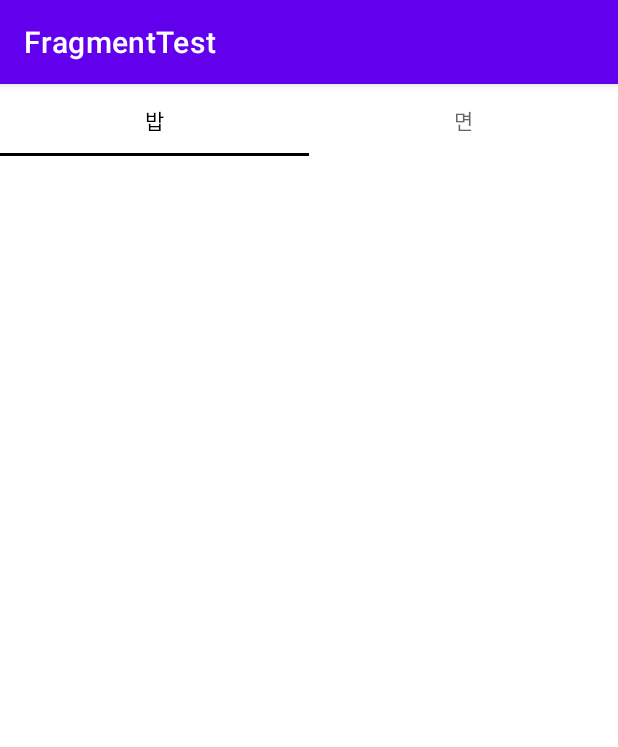
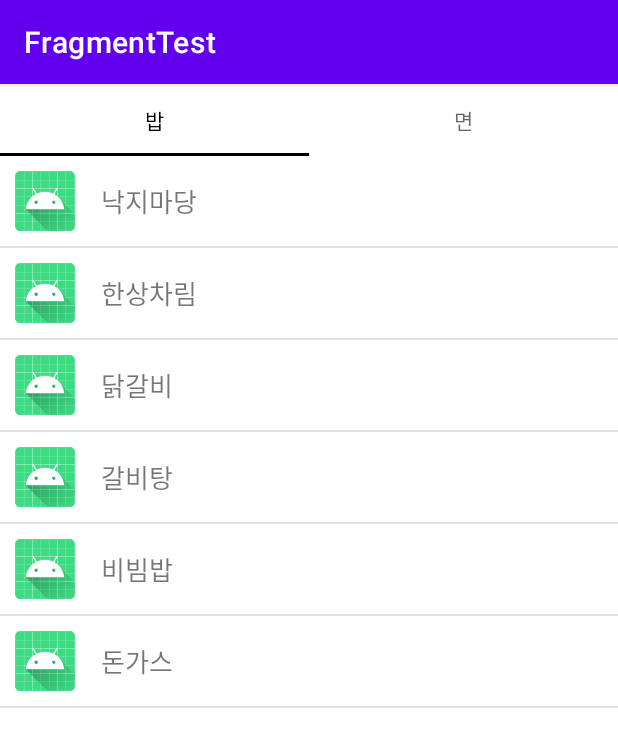
Before and after one commit to jyunz/FragmentTest, an Android app: the screen it shows after launch (MainActivity), on a phone screen of 412 x 824 dp. Shown: the top 747 px of the screen. Run offline under Robolectric (Android 15) with nearby library versions, the phone set to English and light mode, and no system bars.

```diff
--- a/app/build.gradle
+++ b/app/build.gradle
@@ -38,8 +38,6 @@ dependencies {
     implementation 'androidx.appcompat:appcompat:1.5.0'
     implementation 'com.google.android.material:material:1.6.1'
     implementation 'androidx.constraintlayout:constraintlayout:2.1.4'
-    implementation 'com.android.support:appcompat-v7:28.0.0'
-    implementation 'com.android.support.constraint:constraint-layout:2.0.4'
     testImplementation 'junit:junit:4.13.2'
     androidTestImplementation 'androidx.test.ext:junit:1.1.3'
     androidTestImplementation 'androidx.test.espresso:espresso-core:3.4.0'
--- a/app/src/main/java/com/roy/fragmenttest/ViewDetailActivity.kt
+++ b/app/src/main/java/com/roy/fragmenttest/ViewDetailActivity.kt
@@ -1,6 +1,6 @@
 package com.roy.fragmenttest
 
-import android.support.v7.app.AppCompatActivity
+//import android.support.v7.app.AppCompatActivity
 import android.os.Bundle
 import com.roy.fragmenttest.data.Store
 import kotlinx.android.synthetic.main.activity_view_detail.*
--- a/app/src/main/java/com/roy/fragmenttest/adapter/FirstAdapter.kt
+++ b/app/src/main/java/com/roy/fragmenttest/adapter/FirstAdapter.kt
@@ -19,7 +19,7 @@ class FirstAdapter(
     override fun getView(position: Int, convertView: View?, parent: ViewGroup): View {
         var tempRow = convertView
         if (tempRow == null) {
-            tempRow = inflater.inflate(R.layout.fragment_first_list,null)
+            tempRow = inflater.inflate(R.layout.first_list_item,null)
         }
 
         val row = tempRow!!
--- a/app/src/main/java/com/roy/fragmenttest/adapter/SecondAdapter.kt
+++ b/app/src/main/java/com/roy/fragmenttest/adapter/SecondAdapter.kt
@@ -18,7 +18,7 @@ val mList : List<Store>) : ArrayAdapter<Store>(mContext,resId,mList) {
     override fun getView(position: Int, convertView: View?, parent: ViewGroup): View {
         var tempRow = convertView
         if (tempRow == null) {
-            tempRow = inflater.inflate(R.layout.fragment_second_list, null)
+            tempRow = inflater.inflate(R.layout.first_list_item, null)
         }
 
         val row = tempRow!!
--- a/app/src/main/java/com/roy/fragmenttest/fragment/FirstFragment.kt
+++ b/app/src/main/java/com/roy/fragmenttest/fragment/FirstFragment.kt
@@ -1,13 +1,17 @@
 package com.roy.fragmenttest.fragment
 
+import android.content.Intent
 import android.os.Bundle
 import android.view.LayoutInflater
 import android.view.View
 import android.view.ViewGroup
 import androidx.fragment.app.Fragment
 import com.roy.fragmenttest.R
+import com.roy.fragmenttest.ViewDetailActivity
 import com.roy.fragmenttest.adapter.FirstAdapter
 import com.roy.fragmenttest.data.Store
+import kotlinx.android.synthetic.main.fragment_first_list.*
+import kotlinx.android.synthetic.main.fragment_second_list.*
 
 class FirstFragment : Fragment() {
 
@@ -33,6 +37,15 @@ class FirstFragment : Fragment() {
 
         mFirstStoreAdapter = FirstAdapter(requireContext(),R.layout.fragment_first_list, mFirstStoreDataList)
 
+        firstStoreListView.adapter = mFirstStoreAdapter
+
+        firstStoreListView.setOnItemClickListener { parent, view, position, id ->
+            val clickedStore = mFirstStoreDataList[position]
+
+            val myIntent = Intent(requireContext(), ViewDetailActivity::class.java)
+            myIntent.putExtra("storeData", clickedStore)
+            startActivity(myIntent)
+        }
     }
 
 }
--- a/app/src/main/java/com/roy/fragmenttest/fragment/SecondFragment.kt
+++ b/app/src/main/java/com/roy/fragmenttest/fragment/SecondFragment.kt
@@ -1,13 +1,16 @@
 package com.roy.fragmenttest.fragment
 
+import android.content.Intent
 import android.os.Bundle
 import android.view.LayoutInflater
 import android.view.View
 import android.view.ViewGroup
 import androidx.fragment.app.Fragment
 import com.roy.fragmenttest.R
+import com.roy.fragmenttest.ViewDetailActivity
 import com.roy.fragmenttest.adapter.SecondAdapter
 import com.roy.fragmenttest.data.Store
+import kotlinx.android.synthetic.main.fragment_second_list.*
 
 class SecondFragment :Fragment() {
 
@@ -26,15 +29,24 @@ class SecondFragment :Fragment() {
     override fun onActivityCreated(savedInstanceState: Bundle?) {
         super.onActivityCreated(savedInstanceState)
         mSecondStoreDataList.add( Store("우육면", "02-1515-5959"))
-        mSecondStoreDataList.add( Store("우육면", "02-1515-5959"))
-        mSecondStoreDataList.add( Store("우육면", "02-1515-5959"))
-        mSecondStoreDataList.add( Store("우육면", "02-1515-5959"))
-        mSecondStoreDataList.add( Store("우육면", "02-1515-5959"))
-        mSecondStoreDataList.add( Store("우육면", "02-1515-5959"))
+        mSecondStoreDataList.add( Store("마제소바", "02-1515-5959"))
+        mSecondStoreDataList.add( Store("냉면", "02-1515-5959"))
+        mSecondStoreDataList.add( Store("밀면", "02-1515-5959"))
+        mSecondStoreDataList.add( Store("마라탕", "02-1515-5959"))
+        mSecondStoreDataList.add( Store("쌀국수", "02-1515-5959"))
 
 
-        mSecondAdapter = SecondAdapter(requireContext(),
-            R.layout.fragment_second_list, mSecondStoreDataList)
+        mSecondAdapter = SecondAdapter(requireContext(), R.layout.fragment_second_list, mSecondStoreDataList)
+
+        secondStoreListView.adapter = mSecondAdapter
+
+        secondStoreListView.setOnItemClickListener { parent, view, position, id ->
+            val clickedStore = mSecondStoreDataList[position]
+
+            val myIntent = Intent(requireContext(),ViewDetailActivity::class.java)
+            myIntent.putExtra("storeData", clickedStore)
+            startActivity(myIntent)
+        }
 
     }
 
--- /dev/null
+++ b/app/src/main/res/layout/first_list_item.xml
@@ -0,0 +1,32 @@
+<?xml version="1.0" encoding="utf-8"?>
+<LinearLayout
+    xmlns:android="http://schemas.android.com/apk/res/android"
+    android:layout_width="match_parent"
+    android:layout_height="match_parent"
+    android:orientation="vertical">
+
+    <LinearLayout
+        android:layout_width="match_parent"
+        android:layout_height="wrap_content"
+        android:orientation="horizontal"
+        android:gravity="center_vertical"
+        android:padding="10dp">
+
+
+        <ImageView
+            android:id="@+id/logoImag"
+            android:layout_width="40dp"
+            android:layout_height="40dp"
+            android:src="@mipmap/ic_launcher" />
+
+        <TextView
+            android:id="@+id/storeNameTxt"
+            android:layout_width="wrap_content"
+            android:layout_height="wrap_content"
+            android:text="가게이름"
+            android:textSize="17sp"
+            android:layout_marginLeft="17dp" />
+
+    </LinearLayout>
+
+</LinearLayout>
```
